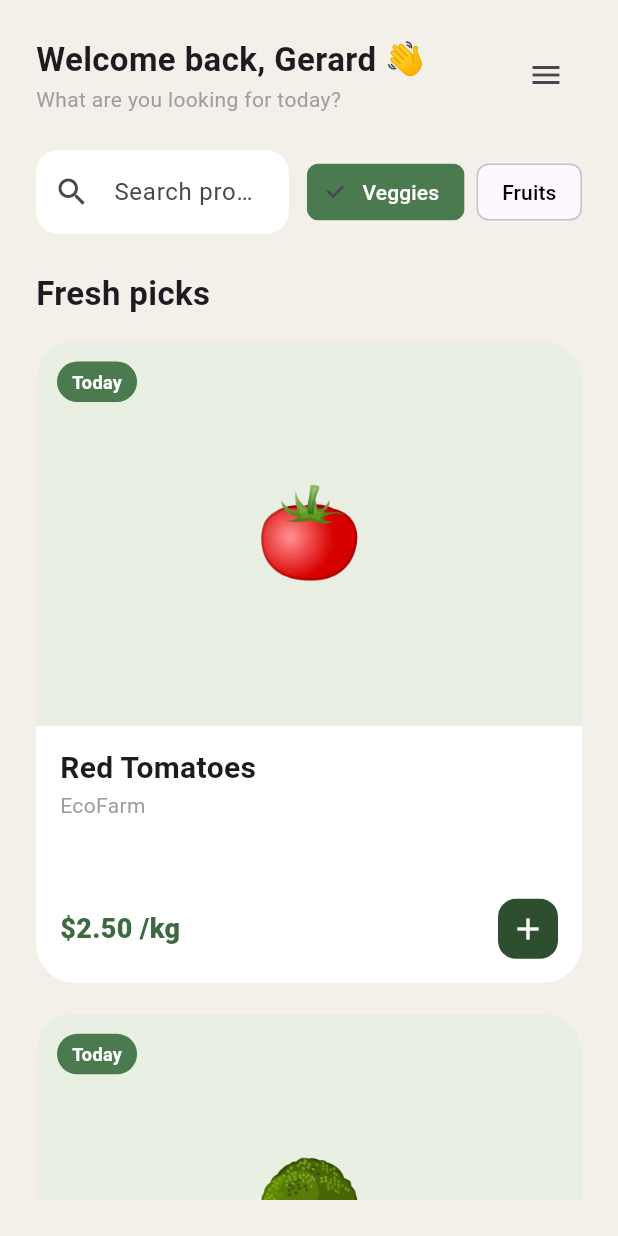
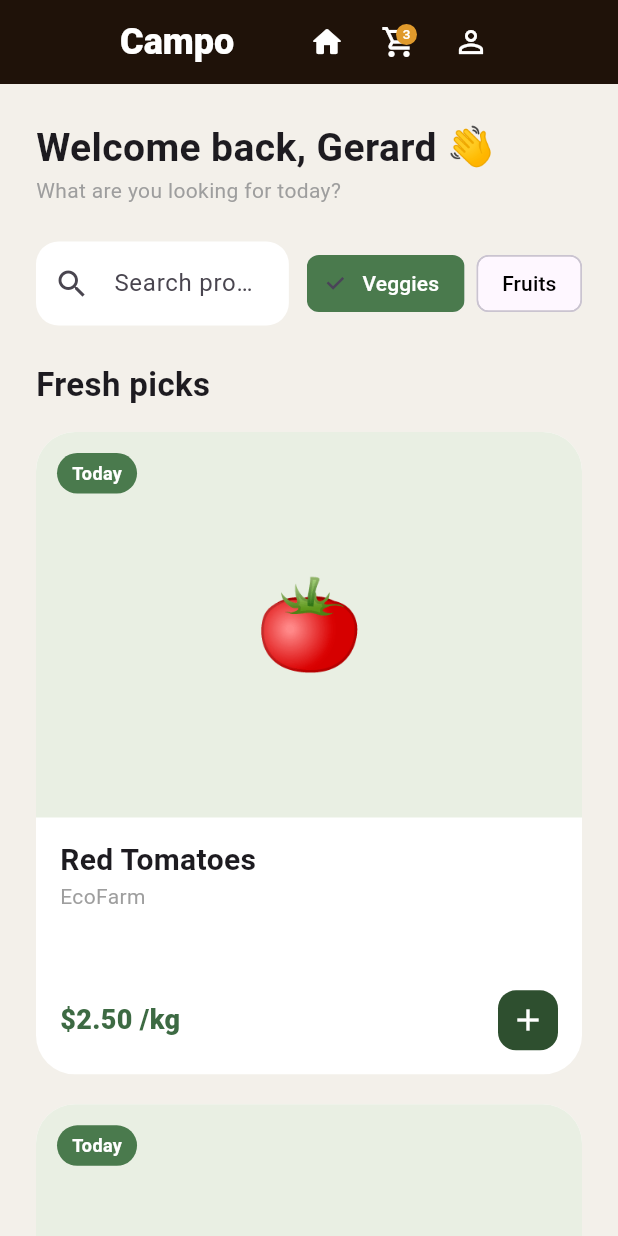
Before and after one commit to GerardoRMei/agrouber, a Flutter app: the screen it shows after launch, on a phone screen of 412 x 824 dp. Run offline on Flutter 3.47's test engine with Material 3 defaults, Android fonts, the phone set to English and light mode, and no system bars; Roboto replaces fonts that are missing (Arial).

Commit message:
files separations

```diff
--- a/lib/main.dart
+++ b/lib/main.dart
@@ -1,8 +1,6 @@
 import 'package:flutter/material.dart';
 // Importamos los nuevos archivos que creamos
-import 'models/product.dart';
-import 'widgets/product_card.dart';
-import 'widgets/sidebar_nav.dart';
+import 'pages/buyer_home_page.dart';
 
 void main() {
   runApp(const CampoApp());
@@ -21,153 +19,7 @@ class CampoApp extends StatelessWidget {
         scaffoldBackgroundColor: const Color(0xFFF3F0EA),
         fontFamily: 'Arial',
       ),
-      // Cambia a BuyerHomePage() para ver los cambios directamente
       home: const BuyerHomePage(),
     );
   }
 }
-
-class BuyerHomePage extends StatefulWidget {
-  const BuyerHomePage({super.key});
-
-  @override
-  State<BuyerHomePage> createState() => _BuyerHomePageState();
-}
-
-class _BuyerHomePageState extends State<BuyerHomePage> {
-  final TextEditingController _searchController = TextEditingController();
-  String selectedCategory = 'Veggies';
-
-  // Datos de ejemplo (En el futuro, esto podría venir de un Provider o API)
-  final List<Product> allProducts = const [
-    Product(name: 'Red Tomatoes', producer: 'EcoFarm', price: '\$2.50', unit: '/kg', emoji: '🍅', tag: 'Today', category: 'Veggies'),
-    Product(name: 'Fresh Broccoli', producer: 'GreenLife', price: '\$3.20', unit: '/unit', emoji: '🥦', tag: 'Today', category: 'Veggies'),
-    Product(name: 'Organic Carrots', producer: 'SunRoot', price: '\$1.80', unit: '/kg', emoji: '🥕', tag: '2 days', category: 'Veggies'),
-    Product(name: 'Sweet Bananas', producer: 'TropicalS', price: '\$1.50', unit: '/kg', emoji: '🍌', tag: 'Today', category: 'Fruits'),
-  ];
-
-  @override
-  Widget build(BuildContext context) {
-    // Filtrado de productos
-    final filteredProducts = allProducts.where((p) {
-      final matchesSearch = p.name.toLowerCase().contains(_searchController.text.toLowerCase());
-      final matchesCategory = p.category == selectedCategory;
-      return matchesSearch && matchesCategory;
-    }).toList();
-
-    return LayoutBuilder(
-      builder: (context, constraints) {
-        final bool isDesktop = constraints.maxWidth >= 1000;
-
-        return Scaffold(
-          // Sidebar dinámico: Drawer en móvil, fijo en Desktop
-          drawer: isDesktop ? null : const Drawer(child: SidebarNav()),
-          body: Row(
-            children: [
-              if (isDesktop) const SizedBox(width: 260, child: SidebarNav()),
-              Expanded(
-                child: Padding(
-                  padding: const EdgeInsets.all(24.0),
-                  child: Column(
-                    crossAxisAlignment: CrossAxisAlignment.start,
-                    children: [
-                      _buildHeader(isDesktop),
-                      const SizedBox(height: 24),
-                      _buildSearchAndFilters(),
-                      const SizedBox(height: 24),
-                      const Text(
-                        'Fresh picks',
-                        style: TextStyle(fontSize: 22, fontWeight: FontWeight.bold),
-                      ),
-                      const SizedBox(height: 16),
-                      Expanded(
-                        child: GridView.builder(
-                          gridDelegate: SliverGridDelegateWithFixedCrossAxisCount(
-                            crossAxisCount: constraints.maxWidth > 1200 ? 3 : (constraints.maxWidth > 700 ? 2 : 1),
-                            crossAxisSpacing: 20,
-                            mainAxisSpacing: 20,
-                            childAspectRatio: 0.85,
-                          ),
-                          itemCount: filteredProducts.length,
-                          itemBuilder: (context, index) => ProductCard(product: filteredProducts[index]),
-                        ),
-                      ),
-                    ],
-                  ),
-                ),
-              ),
-            ],
-          ),
-        );
-      },
-    );
-  }
-
-  Widget _buildHeader(bool isDesktop) {
-    return Row(
-      mainAxisAlignment: MainAxisAlignment.spaceBetween,
-      children: [
-        Column(
-          crossAxisAlignment: CrossAxisAlignment.start,
-          children: [
-            Text(
-              'Welcome back, Gerard 👋',
-              style: TextStyle(fontSize: isDesktop ? 28 : 22, fontWeight: FontWeight.bold),
-            ),
-            const Text('What are you looking for today?', style: TextStyle(color: Colors.grey)),
-          ],
-        ),
-        if (!isDesktop)
-          Builder(builder: (context) {
-            return IconButton(
-              icon: const Icon(Icons.menu),
-              onPressed: () => Scaffold.of(context).openDrawer(),
-            );
-          }),
-      ],
-    );
-  }
-
-  Widget _buildSearchAndFilters() {
-    return Row(
-      children: [
-        Expanded(
-          child: TextField(
-            controller: _searchController,
-            onChanged: (value) => setState(() {}),
-            decoration: InputDecoration(
-              hintText: 'Search products...',
-              prefixIcon: const Icon(Icons.search),
-              filled: true,
-              fillColor: Colors.white,
-              border: OutlineInputBorder(
-                borderRadius: BorderRadius.circular(15),
-                borderSide: BorderSide.none,
-              ),
-            ),
-          ),
-        ),
-        const SizedBox(width: 12),
-        // Aquí podrías usar un PopupMenuButton para las categorías en móvil
-        _buildCategoryChip('Veggies'),
-        const SizedBox(width: 8),
-        _buildCategoryChip('Fruits'),
-      ],
-    );
-  }
-
-  Widget _buildCategoryChip(String category) {
-    final bool isSelected = selectedCategory == category;
-    return ChoiceChip(
-      label: Text(category),
-      selected: isSelected,
-      onSelected: (bool selected) {
-        setState(() {
-          selectedCategory = category;
-        });
-      },
-      selectedColor: const Color(0xFF4A7A4D),
-      labelStyle: TextStyle(color: isSelected ? Colors.white : Colors.black),
-    );
-  }
-}
--- a/lib/pages/buyer_home_page.dart
+++ b/lib/pages/buyer_home_page.dart
@@ -0,0 +1,163 @@
+import 'package:flutter/material.dart';
+import '../models/product.dart';
+import '../widgets/product_card.dart';
+
+class BuyerHomePage extends StatefulWidget {
+  const BuyerHomePage({super.key});
+
+  @override
+  State<BuyerHomePage> createState() => _BuyerHomePageState();
+}
+
+class _BuyerHomePageState extends State<BuyerHomePage> {
+  final TextEditingController _searchController = TextEditingController();
+  String selectedCategory = 'Veggies';
+
+  final List<Product> allProducts = const [
+    Product(name: 'Red Tomatoes', producer: 'EcoFarm', price: '\$2.50', unit: '/kg', emoji: '🍅', tag: 'Today', category: 'Veggies'),
+    Product(name: 'Fresh Broccoli', producer: 'GreenLife', price: '\$3.20', unit: '/unit', emoji: '🥦', tag: 'Today', category: 'Veggies'),
+    Product(name: 'Organic Carrots', producer: 'SunRoot', price: '\$1.80', unit: '/kg', emoji: '🥕', tag: '2 days', category: 'Veggies'),
+    Product(name: 'Sweet Bananas', producer: 'TropicalS', price: '\$1.50', unit: '/kg', emoji: '🍌', tag: 'Today', category: 'Fruits'),
+  ];
+
+  @override
+  Widget build(BuildContext context) {
+    final filteredProducts = allProducts.where((p) {
+      final matchesSearch = p.name.toLowerCase().contains(_searchController.text.toLowerCase());
+      final matchesCategory = p.category == selectedCategory;
+      return matchesSearch && matchesCategory;
+    }).toList();
+
+    return Scaffold(
+      appBar: AppBar(
+        backgroundColor: const Color(0xFF1F1209),
+        elevation: 0,
+        title: Padding(
+          padding: EdgeInsets.only(left: 64.0),
+          child: const Text(
+            'Campo',
+            style: TextStyle(
+              fontSize: 24,
+              fontWeight: FontWeight.w800,
+              color: Colors.white,
+            ),
+          ),
+        ),
+        actions: [
+          // Iconos de navegación similares a los que tenías en el Sidebar
+          IconButton(
+            icon: const Icon(Icons.home_rounded, color: Colors.white),
+            onPressed: () {},
+          ),
+          IconButton(
+            icon: const Stack(
+              children: [
+                Icon(Icons.shopping_cart_outlined, color: Colors.white),
+                Positioned(
+                  right: 0,
+                  top: 0,
+                  child: CircleAvatar(
+                    radius: 7,
+                    backgroundColor: Color(0xFFE09A2C),
+                    child: Text('3', style: TextStyle(fontSize: 9, color: Colors.white)),
+                  ),
+                )
+              ],
+            ),
+            onPressed: () {},
+          ),
+          Padding(
+            padding: EdgeInsets.only(right: 64.0),
+            child: IconButton(
+              icon: const Icon(Icons.person_outline, color: Colors.white),
+              onPressed: () {},
+            ),
+          ),
+          const SizedBox(width: 10),
+        ],
+      ),
+      body: LayoutBuilder(
+        builder: (context, constraints) {
+          return SafeArea(
+            child: SingleChildScrollView(
+              padding: const EdgeInsets.all(24.0),
+              child: Column(
+                crossAxisAlignment: CrossAxisAlignment.start,
+                children: [
+                  // Encabezado de bienvenida (ahora más limpio sin el botón de menú)
+                  const Text(
+                    'Welcome back, Gerard 👋',
+                    style: TextStyle(fontSize: 26, fontWeight: FontWeight.bold),
+                  ),
+                  const Text('What are you looking for today?', style: TextStyle(color: Colors.grey)),
+                  const SizedBox(height: 24),
+                  _buildSearchAndFilters(),
+                  const SizedBox(height: 24),
+                  const Text(
+                    'Fresh picks',
+                    style: TextStyle(fontSize: 22, fontWeight: FontWeight.bold),
+                  ),
+                  const SizedBox(height: 16),
+                  GridView.builder(
+                    shrinkWrap: true,
+                    physics: const NeverScrollableScrollPhysics(),
+                    gridDelegate: SliverGridDelegateWithFixedCrossAxisCount(
+                      crossAxisCount: constraints.maxWidth > 1200 ? 3 : (constraints.maxWidth > 700 ? 2 : 1),
+                      crossAxisSpacing: 20,
+                      mainAxisSpacing: 20,
+                      childAspectRatio: 0.85,
+                    ),
+                    itemCount: filteredProducts.length,
+                    itemBuilder: (context, index) => ProductCard(product: filteredProducts[index]),
+                  ),
+                ],
+              ),
+            ),
+          );
+        },
+      ),
+    );
+  }
+
+  Widget _buildSearchAndFilters() {
+    return Row(
+      children: [
+        Expanded(
+          child: TextField(
+            controller: _searchController,
+            onChanged: (value) => setState(() {}),
+            decoration: InputDecoration(
+              hintText: 'Search products...',
+              prefixIcon: const Icon(Icons.search),
+              filled: true,
+              fillColor: Colors.white,
+              border: OutlineInputBorder(
+                borderRadius: BorderRadius.circular(15),
+                borderSide: BorderSide.none,
+              ),
+            ),
+          ),
+        ),
+        const SizedBox(width: 12),
+        _buildCategoryChip('Veggies'),
+        const SizedBox(width: 8),
+        _buildCategoryChip('Fruits'),
+      ],
+    );
+  }
+
+  Widget _buildCategoryChip(String category) {
+    final bool isSelected = selectedCategory == category;
+    return ChoiceChip(
+      label: Text(category),
+      selected: isSelected,
+      onSelected: (bool selected) {
+        setState(() {
+          selectedCategory = category;
+        });
+      },
+      selectedColor: const Color(0xFF4A7A4D),
+      labelStyle: TextStyle(color: isSelected ? Colors.white : Colors.black),
+    );
+  }
+}
```
